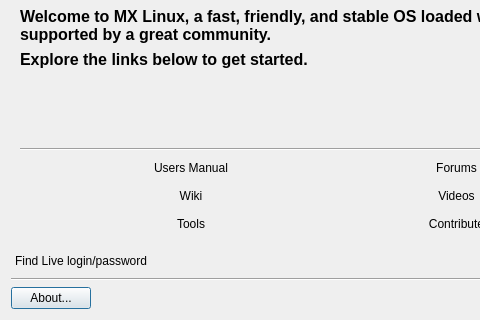
The window that mxwelcome.ui (MX-Linux/mx-welcome) describes before a commit, drawn with Qt 5; both pictures show x 0 to 480 and y 102 to 422 of the 676 by 422 pixel window.
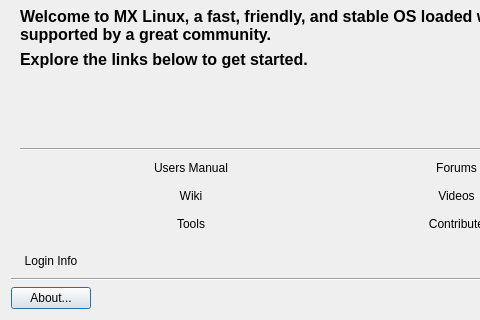
The same window after the commit. Icons and pictures are not drawn. Custom widgets are drawn as their Qt base class.

What changed in the file:
```diff
--- a/mxwelcome.ui
+++ b/mxwelcome.ui
@@ -427,7 +427,7 @@
       <bool>false</bool>
      </property>
      <property name="text">
-      <string>Find Live login/password</string>
+      <string>Login Info</string>
      </property>
      <property name="icon">
       <iconset theme="zoom-fit">
```
